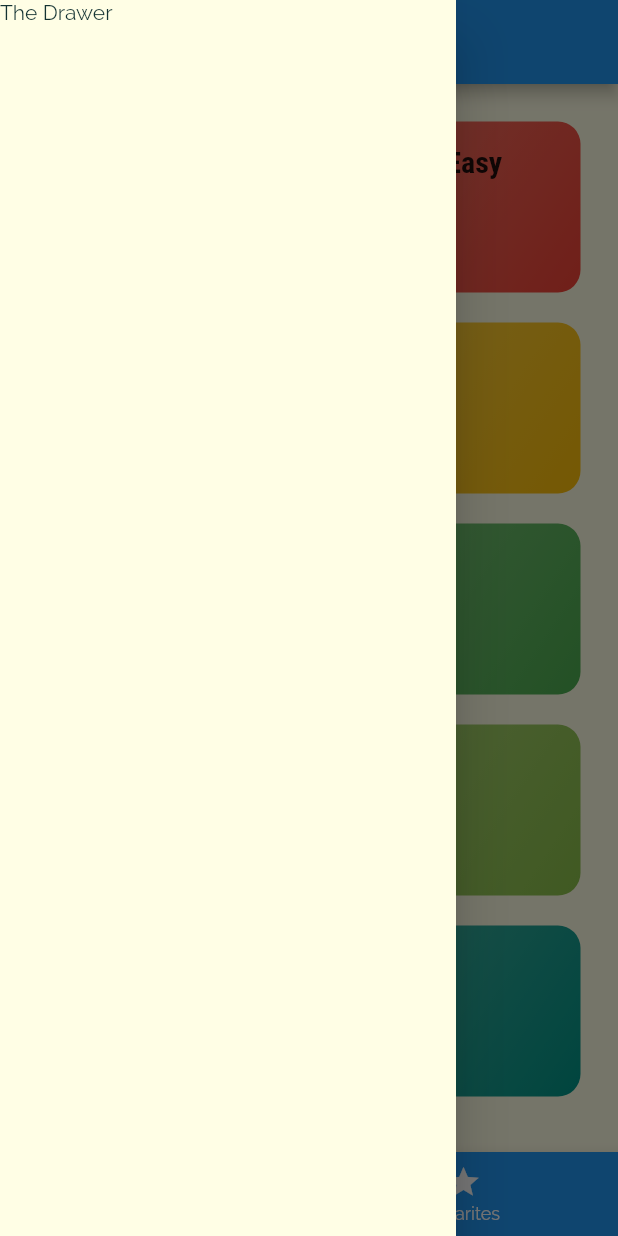
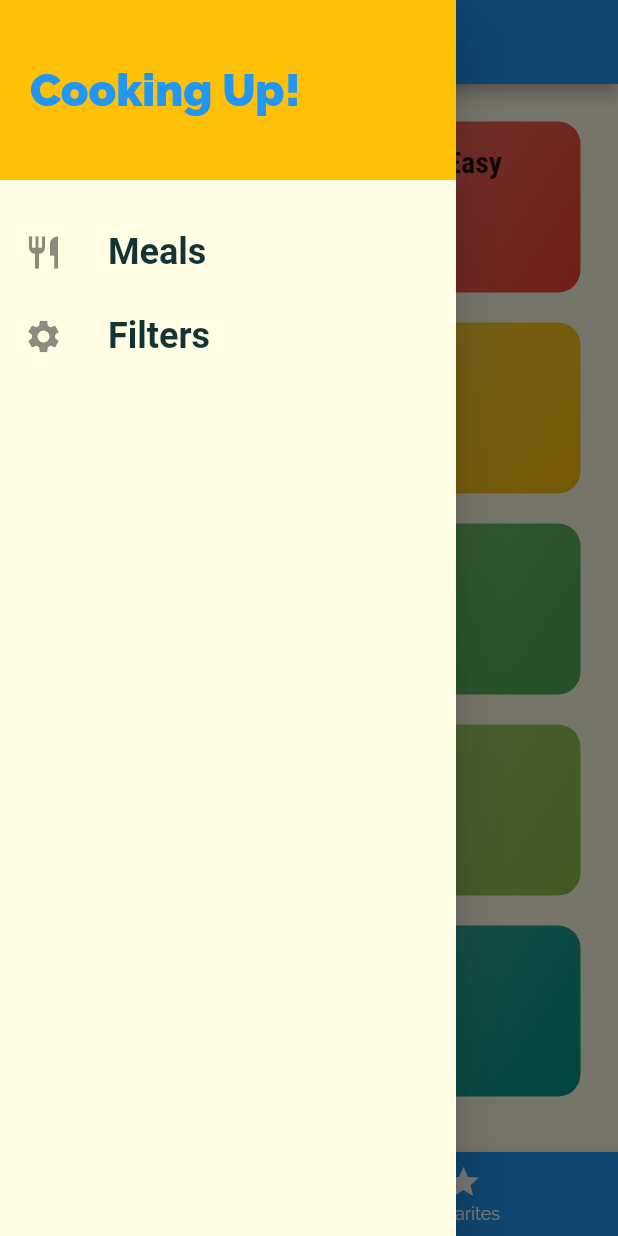
Before and after one commit to ixsho/meal_recipes, a Flutter app: the screen it shows after launch, with the side drawer open, on a phone screen of 412 x 824 dp. Run offline on Flutter 3.47's test engine with Material 2 defaults, Android fonts, the phone set to English and light mode, and no system bars; Roboto replaces fonts that are missing (RobotCondensed).

Commit message:
Add: Custom Drawer

```diff
--- a/lib/screens/tabs_screen.dart
+++ b/lib/screens/tabs_screen.dart
@@ -1,4 +1,5 @@
 import 'package:flutter/material.dart';
+import '../widgets/main_drewer.dart';
 import './favorites_screen.dart';
 import './categories_screen.dart';
 
@@ -32,9 +33,7 @@ class _TabsScreenState extends State<TabsScreen> {
       appBar: AppBar(
         title: Text(_pages[_selectedPageIndex]['title']),
       ),
-      drawer: Drawer(
-        child: Text('The Drawer'),
-      ),
+      drawer: MainDrawer(),
       body: _pages[_selectedPageIndex]['page'],
       bottomNavigationBar: BottomNavigationBar(
         backgroundColor: Theme.of(context).primaryColor,
--- /dev/null
+++ b/lib/widgets/main_drewer.dart
@@ -0,0 +1,59 @@
+import 'package:flutter/material.dart';
+
+class MainDrawer extends StatelessWidget {
+  Widget buildListTitle(String title, IconData icon) {
+    return ListTile(
+      leading: Icon(
+        icon,
+        size: 26,
+      ),
+      title: Text(
+        title,
+        style: TextStyle(
+          fontFamily: 'RobotCondensed',
+          fontSize: 24,
+          fontWeight: FontWeight.bold,
+        ),
+      ),
+      onTap: () {
+        // ...
+      },
+    );
+  }
+
+  @override
+  Widget build(BuildContext context) {
+    return Drawer(
+      child: Column(
+        children: <Widget>[
+          Container(
+            height: 120,
+            width: double.infinity,
+            padding: EdgeInsets.all(20),
+            alignment: Alignment.centerLeft,
+            color: Theme.of(context).accentColor,
+            child: Text(
+              'Cooking Up!',
+              style: TextStyle(
+                fontWeight: FontWeight.w900,
+                fontSize: 30,
+                color: Theme.of(context).primaryColor,
+              ),
+            ),
+          ),
+          SizedBox(
+            height: 20,
+          ),
+          buildListTitle(
+            'Meals',
+            Icons.restaurant,
+          ),
+          buildListTitle(
+            'Filters',
+            Icons.settings,
+          ),
+        ],
+      ),
+    );
+  }
+}
```
